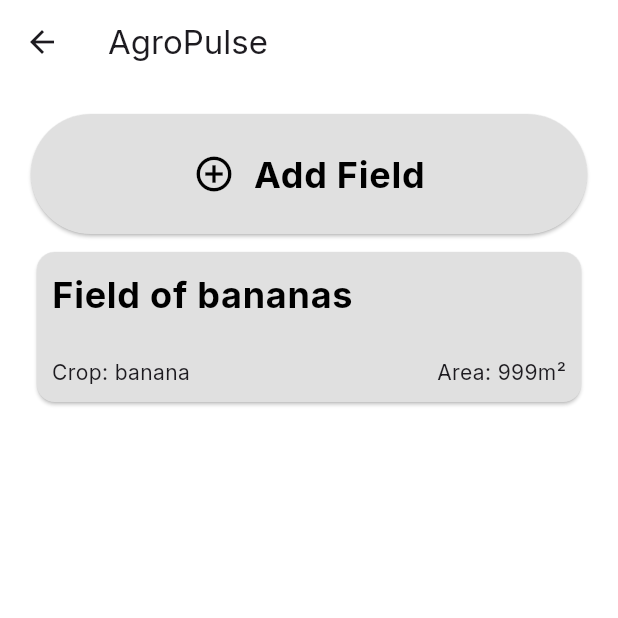
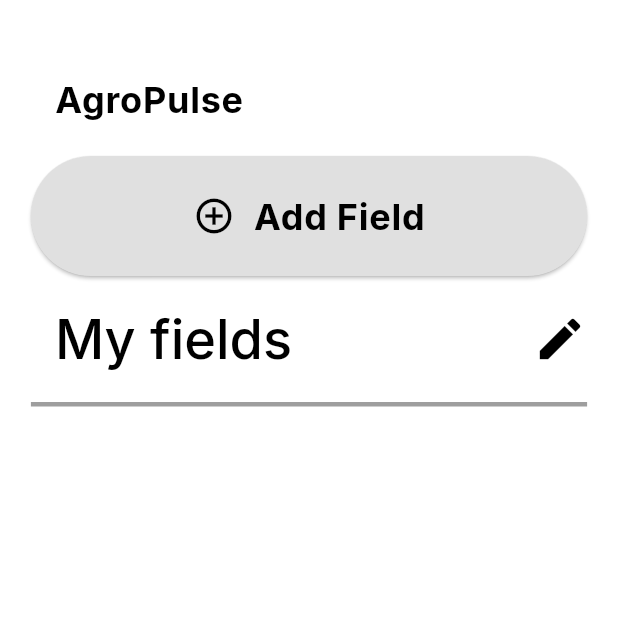
Before and after one commit to agropulse-spaceapps/client, a Flutter app: the HomePage screen opened directly, on a phone screen of 412 x 824 dp, the top half of it. Run offline on Flutter 3.47's test engine with Material 3 defaults, Android fonts, the light colour scheme and no system bars; our stand-ins replace flutter_svg, google_fonts, google_sign_in; missing offline and left inert: map_location_picker.

Commit message:
add: good UI

```diff
--- a/lib/field.dart
+++ b/lib/field.dart
@@ -1,6 +1,10 @@
 import 'package:map_location_picker/map_location_picker.dart';
 
 enum Plant {
+  wheat,
+  beans,
+  lentil,
+  chickpeas,
   artichoke,
   arugula,
   asparagus,
@@ -22,12 +26,14 @@ enum Plant {
   fennel,
   garlic,
   greenBean,
+  headCabbage,
   kale,
   kohlrabi,
   leek,
   lettuce,
   mushroom,
   mustardGreens,
+  oilPumpkin,
   okra,
   onion,
   parsnip,
@@ -87,50 +93,91 @@ enum Plant {
   // Add more plants as needed
 }
 
-class Field {
-  final double organicMatter = 3.5;
+class Stats {
   int? rain; // per mm^2
   double? temperature;
+  // optional
+  double ph;
+  int soilState;
+  int humidity;
+  double nitrogen;
+  double phosphorus;
+  int potassium;
+  double organicMatter;
+  Stats({
+    this.rain,
+    this.temperature,
+    required this.ph,
+    required this.soilState, // default value for crop is 25
+    required this.humidity,
+    required this.nitrogen, // default value for crop is 0.350
+    required this.phosphorus, // default value for crop is 8
+    required this.potassium, // default value for crop is 200
+    required this.organicMatter, // default value for crop is 3.5
+  });
+}
+
+class Field {
   int? yp;
 
   final String name;
   final int area;
   final GeocodingResult location;
-  // optional
-  double? ph;
-  int? soilState;
-  int? soilHumidity;
-  double? nitrogen;
-  double? phosphorus;
-  int? potassium;
+
   double? finalResult;
-  Plant? crop;
+  Plant? cropType;
+  Stats? crop;
+  Stats soil;
+  double? yield;
 
-  // TODO: add location
-  // location based variables: temperature, rain
-  // user based variables: ph, soilState, soilHumidity, nitrogen, phosphorus, potassium
+  num abs(num x) {
+    return x<0?-x:x;
+  }
 
   void recalculate() {
-    // double v=(ph+organicMatter+soilState)/3;
-    // double c=(temperature+rain+soilHumidity)/3;
-    // double m=(nitrogen+phosphorus+potassium)/3;
-    // double w=(soilState+soilHumidity+rain)/3;
-    // double yield=v*c*m*w;
-    // finalResult = yield*yp;
+    // TODO: use csv file to get crop stats and api for other things
+    double x= abs(crop!.ph-soil.ph)/0.1;
+    x*= 0.0071;
+    x+= 1;
+    double y = abs(crop!.organicMatter-soil.organicMatter)/0.01;
+    y*= 0.00142;
+    y+= 1;
+    double z = abs(crop!.soilState-soil.soilState)/1;
+    z*= 0.002;
+    z+= 1;
+    double a= abs(crop!.temperature!-soil.temperature!)/0.1;
+    a*= 0.001;
+    a+= 1;
+    double b= abs(crop!.rain!-soil.rain!)/1;
+    b*= 0.000555;
+    b+= 1;
+    double c= abs(crop!.humidity-soil.humidity)/1;
+    c*= 0.011;
+    c+= 1;
+    double d= abs(crop!.nitrogen-soil.nitrogen)/0.001;
+    d*= 0.001;
+    d+= 1;
+    double e= abs(crop!.phosphorus-soil.phosphorus)/0.1;
+    e*= 0.0071;
+    e+= 1;
+    double f= abs(crop!.potassium-soil.potassium)/1;
+    f*= 0.002;
+    f+= 1;
+    double v = (x+y+z)/3;
+    double h = (a+b+c)/3;
+    double m = (d+e+f)/3;
+    double w = (z+b+c)/3;
+    yield = (v * h * m * w);
+    finalResult = yield! * yp!;
   }
 
   Field({
     required this.name,
-    this.ph,
-    this.soilState,
-    this.soilHumidity,
-    this.nitrogen,
-    this.phosphorus,
-    this.potassium,
+    required this.soil,
     required this.area,
-    this.crop,
+    this.cropType,
     required this.location,
   }) {
-    recalculate();
-  } // TODO: require location
+    // recalculate();
+  }
 }
--- a/lib/field_page.dart
+++ b/lib/field_page.dart
@@ -1,40 +1,30 @@
+import 'package:agropulse/field.dart';
 import 'package:flutter/material.dart';
 
 class FieldPage extends StatelessWidget {
-  final String name;
-  final String location;
-  final String area;
-  final String crop;
-  final String date;
+  final Field field;
 
   FieldPage({
     Key? key,
-    required this.name,
-    required this.location,
-    required this.area,
-    required this.crop,
-    required this.date,
+    required this.field,
   }) : super(key: key);
 
   @override
   Widget build(BuildContext context) {
     return Scaffold(
       appBar: AppBar(
-        title: Text(name),
+        title: Text(field.name),
       ),
       body: Column(
         children: [
           ListTile(
-            title: Text('Location: $location'),
+            title: Text('Location: ${field.location.addressComponents.first.shortName}'),
           ),
           ListTile(
-            title: Text('Area: $area'),
+            title: Text('Area: ${field.area} m²'),
           ),
           ListTile(
-            title: Text('Crop: $crop'),
-          ),
-          ListTile(
-            title: Text('Date: $date'),
+            title: Text('Crop: ${field.cropType}'),
           ),
         ],
       ),
--- a/lib/home_page.dart
+++ b/lib/home_page.dart
@@ -1,5 +1,6 @@
 import 'package:agropulse/add_field_page.dart';
 import 'package:agropulse/field.dart';
+import 'package:agropulse/field_page.dart';
 import 'package:flutter/material.dart';
 import 'package:map_location_picker/map_location_picker.dart';
 
@@ -17,27 +18,7 @@ class _HomePageState extends State<HomePage> {
   void initState() {
     super.initState();
     fields = [ // get with mongoDB
-      Field(
-        name: 'Field of bananas',
-        area: 999,
-        crop : Plant.banana,
-        ph: 6.5,
-        soilState: 1,
-        soilHumidity: 1,
-        nitrogen: 1.5,
-        phosphorus: 1.5,
-        potassium: 1,
-        location: GeocodingResult(
-          formattedAddress: 'Istanbul, Turkey',
-          placeId: '1',
-          geometry: Geometry(
-            location: Location(
-              lat: 41.0082,
-              lng: 28.9784,
-            ),
-          ),
-        ),
-      ),
+
     ];
   }
 
@@ -57,22 +38,21 @@ class _HomePageState extends State<HomePage> {
   Widget build(BuildContext context) {
     return Scaffold(
       backgroundColor: Colors.white,
-      appBar: AppBar(
-        backgroundColor: Colors.white,
-        title: const Row(
-          children: [
-            Text('AgroPulse'),
-            Spacer()
-          ],
-        ),
-        centerTitle: false,
-      ),
       body: Center(
         child: FractionallySizedBox(
           widthFactor: 0.9,
           child: Column(
             crossAxisAlignment: CrossAxisAlignment.center,
             children: [
+              Row(
+                children: [
+                  Padding(
+                    padding: const EdgeInsets.only(top: 48.0, left: 16),
+                    child: Text('AgroPulse', style: Theme.of(context).textTheme.bodyLarge),
+                  ),
+                  const Spacer()
+                ],
+              ),
               const SizedBox(height: 20),
               ElevatedButton(
                 style: ElevatedButton.styleFrom(
@@ -101,12 +81,32 @@ class _HomePageState extends State<HomePage> {
                   ],
                 ),
               ),
-              const SizedBox(height: 8),
+              const SizedBox(height: 18),
+              Row(
+                children: [
+                  Padding(
+                    padding: const EdgeInsets.only(left: 16),
+                    child: Text('My fields', style: Theme.of(context).textTheme.headlineSmall),
+                  ),
+                  const Spacer(),
+                  const Icon(Icons.edit, size: 36, color: Colors.black,),
+                ],
+              ),
+              const SizedBox(height: 18),
+              ColoredBox(color: Colors.grey[500]!, child: SizedBox(height: 3, width: MediaQuery.of(context).size.width * 0.9),),
+              const SizedBox(height: 18),
               Expanded(
                 child: ListView.builder(
                   itemCount: fields.length,
                   itemBuilder: (field, index) {
-                    return FieldView(field: fields[index]);
+                    return Column(
+                      children: [
+                        FieldView(field: fields[index]),
+                        const SizedBox(height: 8),
+                        ColoredBox(color: Colors.grey[500]!, child: SizedBox(height: 2, width: MediaQuery.of(context).size.width * 0.7),),
+                        const SizedBox(height: 8),
+                      ],
+                    );
                   },
                 ),
               ),
@@ -128,12 +128,19 @@ class FieldView extends StatelessWidget {
   @override
   Widget build(BuildContext context) {
     return InkWell(
-      onTap: null,
-      child: Card(
-        color: Colors.grey[300],
+      onTap: () {
+        Navigator.push(
+          context,
+          MaterialPageRoute(
+            builder: (context) => FieldPage(field: field),
+          ),
+        );
+      },
+      child: Container(
+        color: Colors.white,
         child: Container(
           height: 80,
-          margin: EdgeInsets.all(10),
+          margin: const EdgeInsets.all(10),
           child: Column(
             crossAxisAlignment: CrossAxisAlignment.start,
             children: [
@@ -142,7 +149,7 @@ class FieldView extends StatelessWidget {
               Row(
                 mainAxisSize: MainAxisSize.min,
                 children: [
-                  Text('Crop: ${field.crop!.name}'),
+                  Text('Crop: ${field.cropType!.name}'),
                   const Spacer(),
                   Text('Area: ${field.area}m²'),
                 ],
--- a/lib/main.dart
+++ b/lib/main.dart
@@ -1,5 +1,4 @@
 import 'dart:convert';
-import 'dart:js_interop';
 
 import 'package:agropulse/home_page.dart';
 import 'package:flutter/foundation.dart';
```
Also changed, not shown: lib/add_field_page.dart (+50 -25 lines), 1 other file.
